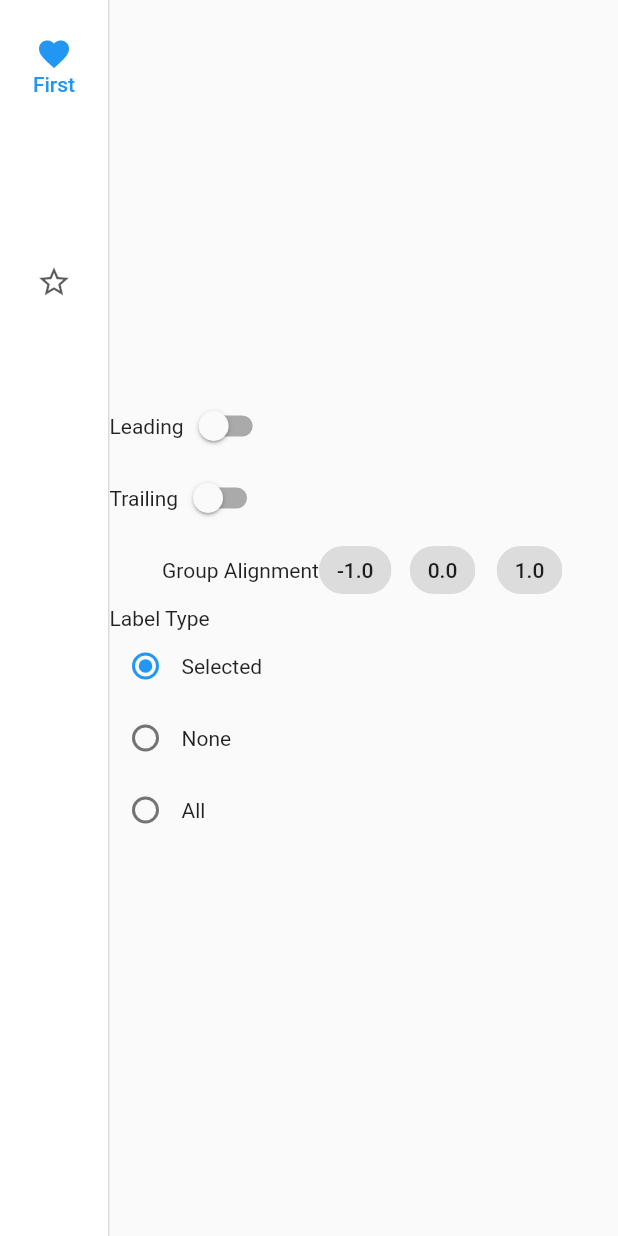
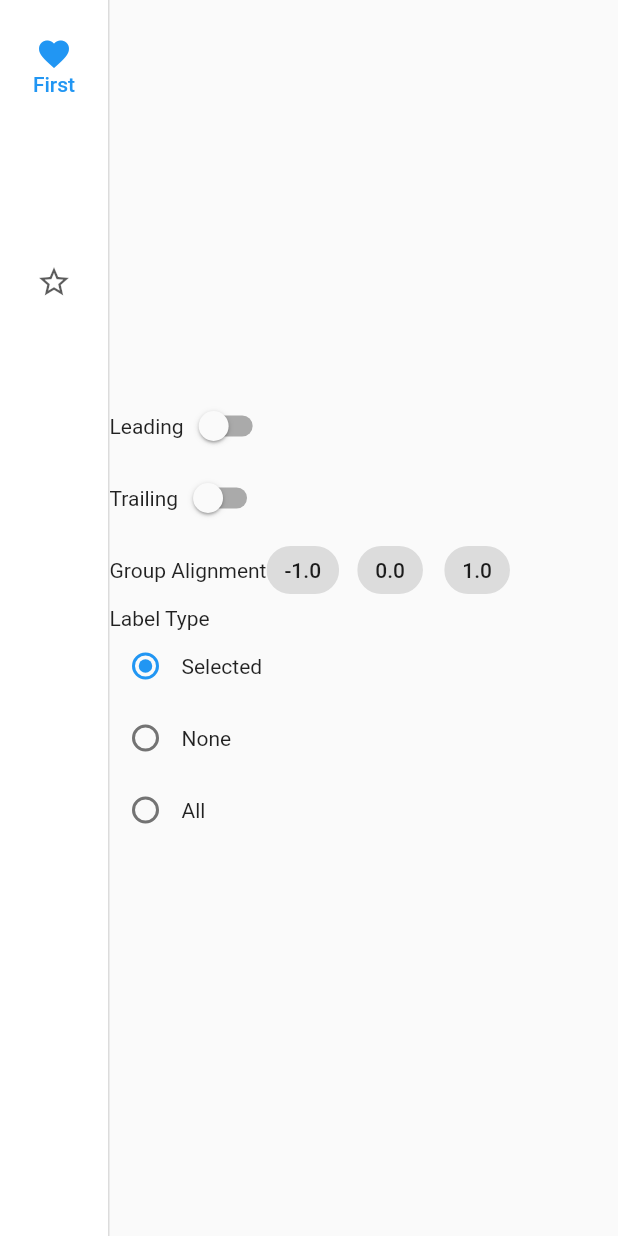
Before and after one commit to timilehinjegede/flutter-material-widgets, a Flutter app: the screen it shows after launch, on a phone screen of 412 x 824 dp. Run offline on Flutter 3.47's test engine with Material 2 defaults, Android fonts, the phone set to English and light mode, and no system bars.

```diff
--- a/lib/home.dart
+++ b/lib/home.dart
@@ -60,6 +60,7 @@ class _HomeScreenState extends State<HomeScreen> {
           Expanded(
             child: Column(
               mainAxisAlignment: MainAxisAlignment.center,
+              crossAxisAlignment: CrossAxisAlignment.start,
               children: <Widget>[
                 Row(
                   children: <Widget>[
@@ -166,7 +167,6 @@ class _HomeScreenState extends State<HomeScreen> {
     setState(() {
       radioValue = value;
     });
-    print(value);
   }
 }
 
```
